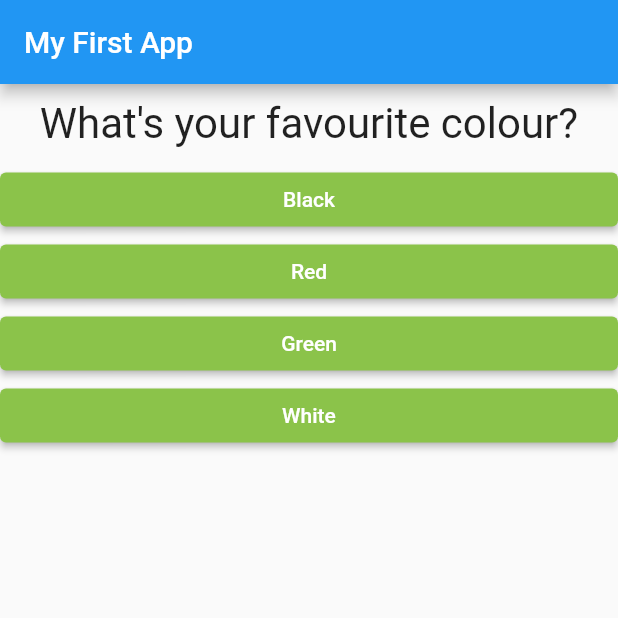
After one commit to patrickjgabr/my-first-flutter-app, a Flutter app: the screen it shows after launch, on a phone screen of 412 x 824 dp, the top half of it. The commit adds this screen. Run offline on Flutter 3.47's test engine with Material 2 defaults, Android fonts, the phone set to English and light mode, and no system bars.

Commit message:
refactor results and quiz into seperate widgets.

```diff
--- a/lib/main.dart
+++ b/lib/main.dart
@@ -1,7 +1,8 @@
+import 'package:first_app/result.dart';
 import 'package:flutter/material.dart';
 
-import './question.dart';
-import 'answer.dart';
+import './quiz.dart';
+import './result.dart';
 
 void main() => runApp(MyApp());
 
@@ -13,7 +14,7 @@ class MyApp extends StatefulWidget {
 class _MyAppState extends State<MyApp> {
   var _questionIndex = 0;
 
-  static const List questions = [
+  static const List _questions = [
     {
       'questionText': 'What\'s your favourite colour?',
       'answers': ['Black', 'Red', 'Green', 'White'],
@@ -33,7 +34,7 @@ class _MyAppState extends State<MyApp> {
       _questionIndex = _questionIndex + 1;
     });
     print(_questionIndex);
-    if (_questionIndex < questions.length) {
+    if (_questionIndex < _questions.length) {
       print('We have more questions');
     }
   }
@@ -45,18 +46,13 @@ class _MyAppState extends State<MyApp> {
         appBar: AppBar(
           title: Text('My First App'),
         ),
-        body: _questionIndex < questions.length
-            ? Column(
-                children: [
-                  Question(
-                    questions[_questionIndex]['questionText'],
-                  ),
-                  ...questions[_questionIndex]['answers'].map((answer) {
-                    return Answer(_answerQuestion, answer);
-                  })
-                ],
+        body: _questionIndex < _questions.length
+            ? Quiz(
+                answerQuestion: _answerQuestion,
+                questions: _questions,
+                questionIndex: _questionIndex,
               )
-            : Center(child: Text('You did it!')),
+            : Result(),
       ),
     );
   }
--- /dev/null
+++ b/lib/quiz.dart
@@ -0,0 +1,28 @@
+import 'package:flutter/material.dart';
+import './question.dart';
+import './answer.dart';
+
+class Quiz extends StatelessWidget {
+  final List questions;
+  final int questionIndex;
+  final Function answerQuestion;
+
+  Quiz(
+      {required this.questions,
+      required this.answerQuestion,
+      required this.questionIndex});
+
+  @override
+  Widget build(BuildContext context) {
+    return Column(
+      children: [
+        Question(
+          questions[questionIndex]['questionText'],
+        ),
+        ...questions[questionIndex]['answers'].map((answer) {
+          return Answer(answerQuestion, answer);
+        })
+      ],
+    );
+  }
+}
```
Also changed, not shown: lib/result.dart (added, +8 -0 lines).
